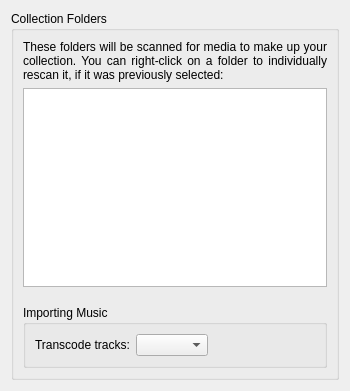
KDE/amarok, file src/configdialog/dialogs/CollectionConfig.ui: the form before one commit.
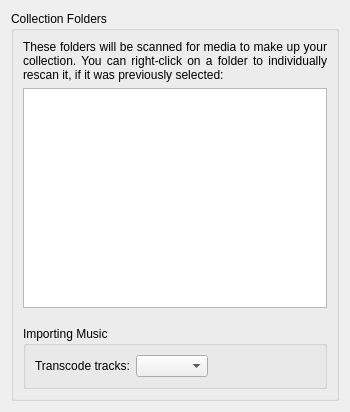
The form after the commit. Custom widgets are drawn as their Qt base class.

Commit message:
Fix resize usability problem caused by commit 82f08e626842024
Markey, MinimumExpanding size policy means that *sizeHint()* (not
minimumSizeHint() or minimumSize()) is used as a minimal size. This is
the cause of the inability to resize the dialog below cca 500 * 700 pix
before this patch.

What changed in the file:
```diff
--- a/src/configdialog/dialogs/CollectionConfig.ui
+++ b/src/configdialog/dialogs/CollectionConfig.ui
@@ -7,27 +7,15 @@
     <x>0</x>
     <y>0</y>
     <width>350</width>
-    <height>391</height>
+    <height>412</height>
    </rect>
   </property>
-  <property name="sizePolicy">
-   <sizepolicy hsizetype="Minimum" vsizetype="Minimum">
-    <horstretch>0</horstretch>
-    <verstretch>0</verstretch>
-   </sizepolicy>
-  </property>
   <property name="windowTitle">
    <string>Collection Setup</string>
   </property>
   <layout class="QVBoxLayout" name="verticalLayout">
    <item>
     <widget class="QGroupBox" name="collectionFoldersBox">
-     <property name="sizePolicy">
-      <sizepolicy hsizetype="MinimumExpanding" vsizetype="MinimumExpanding">
-       <horstretch>0</horstretch>
-       <verstretch>1</verstretch>
-      </sizepolicy>
-     </property>
      <property name="title">
       <string>Collection Folders</string>
      </property>
@@ -47,12 +35,6 @@
       </item>
       <item>
        <widget class="CollectionSetupTreeView" name="view">
-        <property name="sizePolicy">
-         <sizepolicy hsizetype="MinimumExpanding" vsizetype="MinimumExpanding">
-          <horstretch>0</horstretch>
-          <verstretch>1</verstretch>
-         </sizepolicy>
-        </property>
         <property name="headerHidden">
          <bool>true</bool>
         </property>
```
